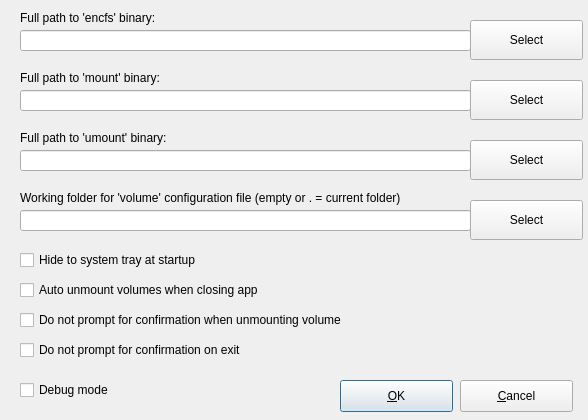
Above: encfsgui_settings.ui from corelan/pyencfsgui before the change. Below: the same form after it.
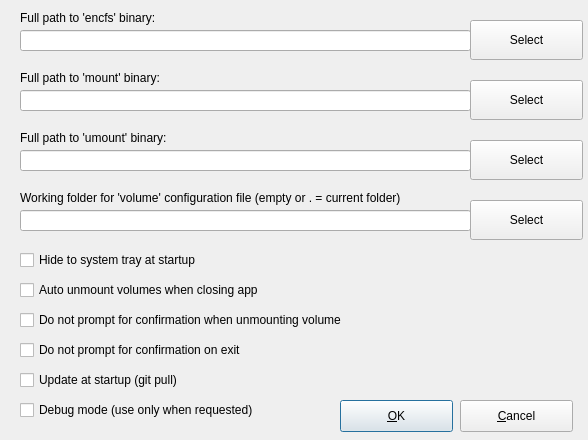
That is the form after the change.

Commit message: adding autoupdate feature - this will simply run 'git pull' at startup

Diff of the .ui file:
```diff
--- a/encfsgui_settings.ui
+++ b/encfsgui_settings.ui
@@ -10,7 +10,7 @@
     <x>0</x>
     <y>0</y>
     <width>588</width>
-    <height>420</height>
+    <height>440</height>
    </rect>
   </property>
   <property name="sizePolicy">
@@ -22,13 +22,13 @@
   <property name="minimumSize">
    <size>
     <width>588</width>
-    <height>420</height>
+    <height>440</height>
    </size>
   </property>
   <property name="maximumSize">
    <size>
     <width>588</width>
-    <height>420</height>
+    <height>440</height>
    </size>
   </property>
   <property name="baseSize">
@@ -50,7 +50,7 @@
    <property name="geometry">
     <rect>
      <x>340</x>
-     <y>380</y>
+     <y>400</y>
      <width>113</width>
      <height>32</height>
     </rect>
@@ -63,7 +63,7 @@
    <property name="geometry">
     <rect>
      <x>460</x>
-     <y>380</y>
+     <y>400</y>
      <width>113</width>
      <height>32</height>
     </rect>
@@ -278,13 +278,26 @@
    <property name="geometry">
     <rect>
      <x>20</x>
-     <y>380</y>
-     <width>121</width>
+     <y>400</y>
+     <width>291</width>
      <height>20</height>
     </rect>
    </property>
    <property name="text">
-    <string>Debug mode</string>
+    <string>Debug mode (use only when requested)</string>
+   </property>
+  </widget>
+  <widget class="QCheckBox" name="chk_autoupdate">
+   <property name="geometry">
+    <rect>
+     <x>20</x>
+     <y>370</y>
+     <width>211</width>
+     <height>20</height>
+    </rect>
+   </property>
+   <property name="text">
+    <string>Update at startup (git pull)</string>
    </property>
   </widget>
  </widget>
```
Left out of the diff: 2 changed lines with no effect on the pictures. The commit also changes 4 other files.
